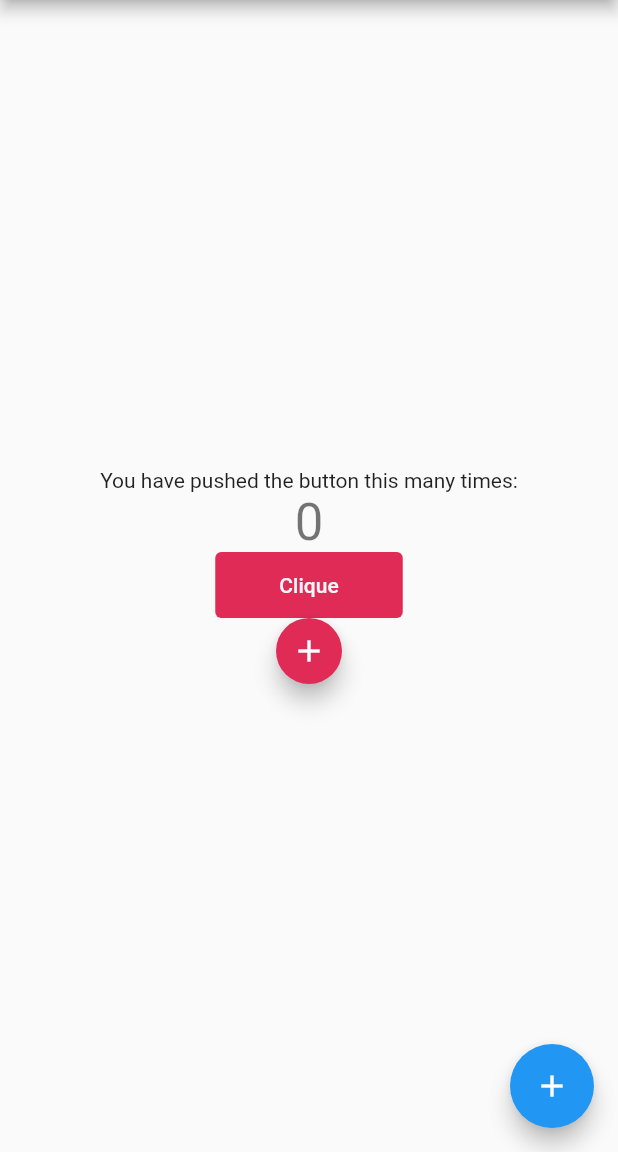
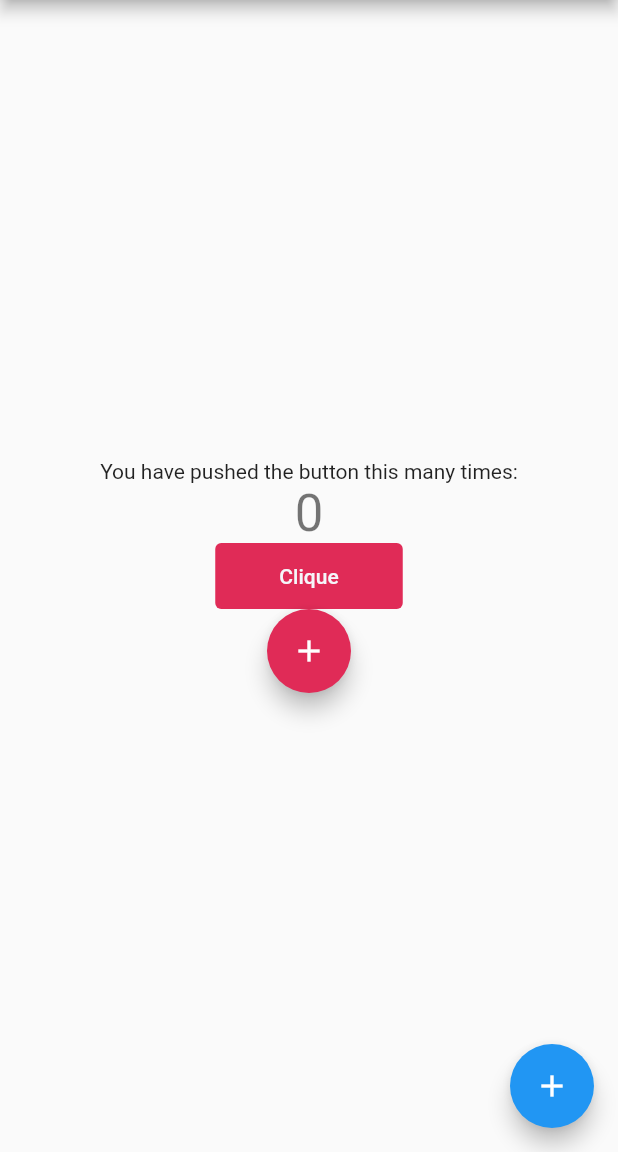
Before and after one commit to CamileBarros/camile-barros-test-widget, a Flutter app: the screen it shows after launch, on a phone screen of 412 x 824 dp, the part 84-1236 px from its top. Run offline on Flutter 3.47's test engine with Material 2 defaults, Android fonts, the phone set to English and light mode, and no system bars.

Commit message:
fix: removed sizedBox

```diff
--- a/lib/component/HelperText.dart
+++ b/lib/component/HelperText.dart
@@ -19,15 +19,11 @@ class HelperText extends StatelessWidget {
             child: const Text('Clique'),
           ),
         ),
-        const SizedBox(
-          height: 44,
-          width: 125,
-          child: FloatingActionButton(
-            onPressed: null,
-            backgroundColor: Color(0xFFE02B57),
-            child: Icon(Icons.add),
-          ),
-        )
+        const FloatingActionButton(
+          onPressed: null,
+          backgroundColor: Color(0xFFE02B57),
+          child: Icon(Icons.add),
+        ),
       ],
     );
   }
```
Also changed, not shown: 2 other files.
